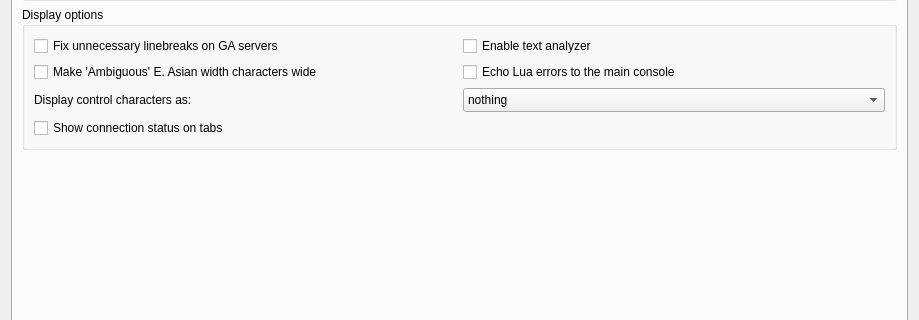
Mudlet/Mudlet, file src/ui/profile_preferences.ui: the form before one commit; both pictures show x 0 to 919 and y 535 to 855 of the 919 by 986 pixel window.
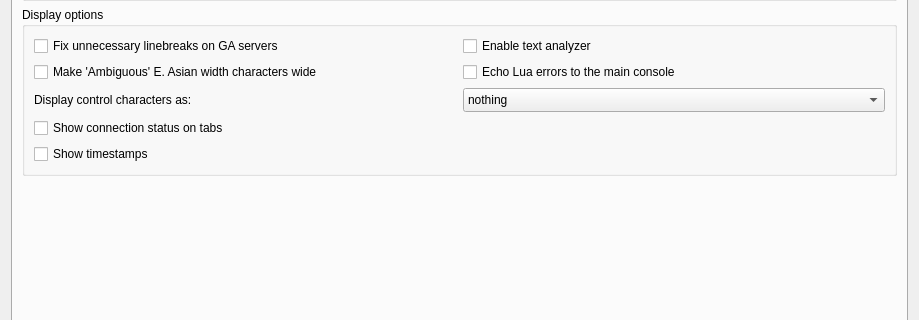
The form after the commit. The open tabs and pages were chosen to show the change. Icons and pictures are not drawn. Custom widgets are drawn as their Qt base class.

Commit message:
Improve: Turn timestamps on and off in Preferences (#12456)
Preferences > Main display gains a "Show timestamps" box that controls
the same setting as the main window's timestamp button. The box stays
in sync with the button and with scripts that toggle timestamps.

Claude-Session: https://claude.ai/code/session_016ujaeG186tk91W4wgCHfXz

Patch:
```diff
--- a/src/ui/profile_preferences.ui
+++ b/src/ui/profile_preferences.ui
@@ -1648,6 +1648,19 @@
             </property>
            </widget>
           </item>
+          <item row="4" column="0" colspan="2">
+           <widget class="QCheckBox" name="checkBox_showTimeStamps">
+            <property name="toolTip">
+             <string extracomment="Tooltip of the profile preference that shows the time each line arrived at the start of every line in the main window. &quot;Toggle time stamps&quot; must match the translation of that button's tooltip">&lt;p&gt;Shows the time each line arrived at the start of every line in the main window. This is the same setting as the main window's &quot;Toggle time stamps&quot; button.&lt;/p&gt;</string>
+            </property>
+            <property name="accessibleDescription">
+             <string extracomment="Accessibility-friendly description of the profile preference that shows the time each line arrived at the start of every line in the main window. &quot;Toggle time stamps&quot; must match the translation of that button's tooltip">Shows the time each line arrived at the start of every line in the main window. This is the same setting as the main window's &quot;Toggle time stamps&quot; button.</string>
+            </property>
+            <property name="text">
+             <string extracomment="Label of the profile preference that shows the time each line arrived at the start of every line in the main window">Show timestamps</string>
+            </property>
+           </widget>
+          </item>
          </layout>
         </widget>
        </item>
```
Left out of the diff: 1 changed line with no effect on the pictures. The commit also changes 4 other files.
